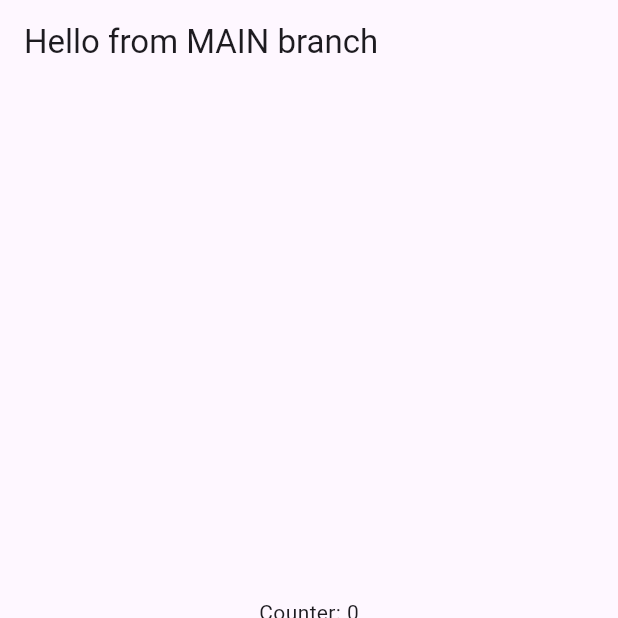
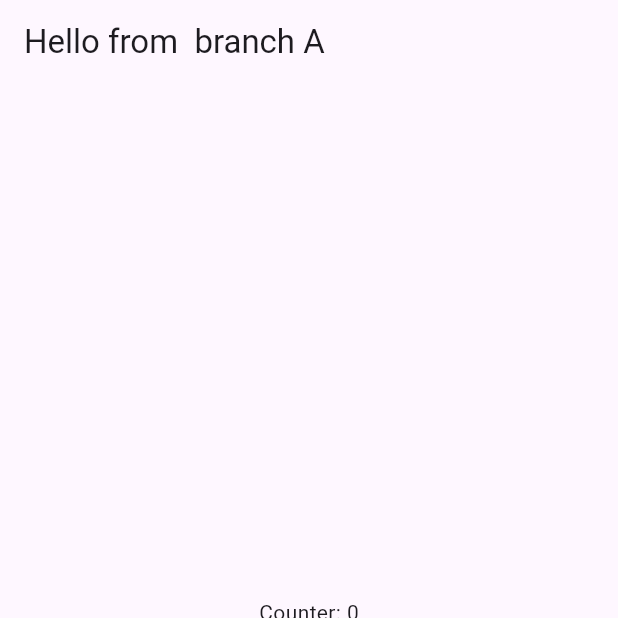
Before and after one commit to abdulmalick42/demomc, a Flutter app: the screen it shows after launch, on a phone screen of 412 x 824 dp, the top half of it. Run offline on Flutter 3.47's test engine with Material 3 defaults, Android fonts, the light colour scheme and no system bars.

```diff
--- a/lib/main.dart
+++ b/lib/main.dart
@@ -24,7 +24,7 @@ class MergeHome extends StatefulWidget {
 }
 
 class _MergeHomeState extends State<MergeHome> {
-  String title = 'Hello from MAIN branch';
+  String title = 'Hello from  branch A';
 
   int counter = 0;
 
```
